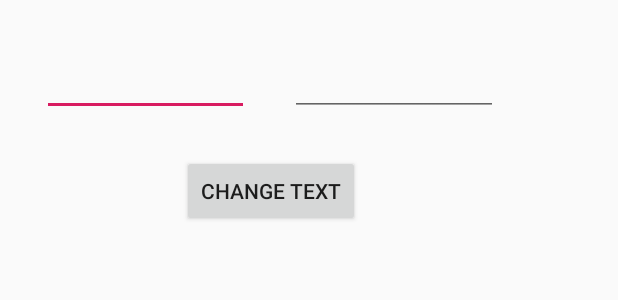
After one commit to amine775/MazAppli-x, an Android app: the layout lonlat_fragment.xml on its own in the app's theme, with its tools: preview values and no code run, on a phone screen of 412 x 824 dp. The commit adds this screen. Shown: the top 300 px of the screen. Run offline under Robolectric (Android 15) with nearby library versions, the phone set to English and light mode, and no system bars.

Commit message:
Start of debugging and api change

```diff
--- a/app/src/main/java/com/example/mazappli/controller/TextFragment.kt
+++ b/app/src/main/java/com/example/mazappli/controller/TextFragment.kt
@@ -1,10 +1,10 @@
 package com.example.mazappli.controller
 
 import android.os.Bundle
+import android.support.v4.app.Fragment
 import android.view.LayoutInflater
 import android.view.View
 import android.view.ViewGroup
-import androidx.fragment.app.Fragment
 import com.example.mazappli.R
 import kotlinx.android.synthetic.main.text_fragment.*
 
@@ -18,7 +18,7 @@ class TextFragment : Fragment() {
             R.layout.text_fragment,
             container, false)
     }
-    fun changeTextProperties(text: String)
+    fun changeTextProperties(text: String?)
     {
         text_fragment.text = text
     }
--- /dev/null
+++ b/app/src/main/res/layout/lonlat_fragment.xml
@@ -0,0 +1,65 @@
+<?xml version="1.0" encoding="utf-8"?>
+
+<RelativeLayout
+    xmlns:android="http://schemas.android.com/apk/res/android"
+    android:layout_width="match_parent"
+    android:layout_height="match_parent">
+
+    <EditText
+        android:id="@+id/lat_text"
+        android:layout_width="137dp"
+        android:layout_height="wrap_content"
+        android:layout_alignParentStart="true"
+        android:layout_alignParentLeft="true"
+        android:layout_alignParentTop="true"
+        android:layout_alignParentEnd="true"
+        android:layout_alignParentRight="true"
+        android:layout_marginStart="193dp"
+        android:layout_marginLeft="193dp"
+        android:layout_marginTop="32dp"
+        android:layout_marginEnd="80dp"
+        android:layout_marginRight="80dp"
+        android:ems="10"
+        android:inputType="text">
+
+        <requestFocus />
+    </EditText>
+
+
+    <EditText
+        android:id="@+id/lon_text"
+        android:layout_width="137dp"
+        android:layout_height="wrap_content"
+        android:layout_alignParentStart="true"
+        android:layout_alignParentLeft="true"
+        android:layout_alignParentTop="true"
+        android:layout_alignParentEnd="true"
+        android:layout_alignParentRight="true"
+        android:layout_marginStart="28dp"
+        android:layout_marginLeft="28dp"
+        android:layout_marginTop="32dp"
+        android:layout_marginEnd="246dp"
+        android:layout_marginRight="246dp"
+        android:ems="10"
+        android:inputType="text">
+
+        <requestFocus />
+    </EditText>
+
+    <Button
+        android:id="@+id/button1"
+        android:layout_width="wrap_content"
+        android:layout_height="wrap_content"
+        android:layout_below="@+id/lon_text"
+        android:layout_alignParentStart="true"
+        android:layout_alignParentLeft="true"
+        android:layout_alignParentEnd="true"
+        android:layout_alignParentRight="true"
+        android:layout_marginStart="121dp"
+        android:layout_marginLeft="121dp"
+        android:layout_marginTop="26dp"
+        android:layout_marginEnd="172dp"
+        android:layout_marginRight="172dp"
+        android:layout_marginBottom="-74dp"
+        android:text="Change Text" />
+</RelativeLayout>
--- a/build.gradle
+++ b/build.gradle
@@ -8,7 +8,7 @@ buildscript {
 
     }
     dependencies {
-        classpath 'com.android.tools.build:gradle:3.5.1'
+        classpath 'com.android.tools.build:gradle:3.4.1'
         classpath "org.jetbrains.kotlin:kotlin-gradle-plugin:$kotlin_version"
         // NOTE: Do not place your application dependencies here; they belong
         // in the individual module build.gradle files
--- a/settings.gradle
+++ b/settings.gradle
@@ -1,2 +1,2 @@
 include ':app'
-rootProject.name='MazAppli'
+rootProject.name='MazAppli-x'
```
Also changed, not shown: app/build.gradle (+9 -13 lines), app/src/main/java/com/example/mazappli/controller/APIWeather.kt (deleted, +0 -10 lines), app/src/main/java/com/example/mazappli/controller/LonLatFragment.kt (added, +45 -0 lines), app/src/main/java/com/example/mazappli/controller/MainActivity.kt (+50 -28 lines), app/src/main/java/com/example/mazappli/controller/ToolbarFragment.kt (deleted, +0 -70 lines), app/src/main/java/com/example/mazappli/controller/WeatherAPI.kt (deleted, +0 -11 lines), app/src/main/java/com/example/mazappli/controller/WeatherService.kt (added, +12 -0 lines), app/src/main/java/com/example/mazappli/schemaclass/Forecast.kt (deleted, +0 -7 lines), app/src/main/java/com/example/mazappli/schemaclass/Ville.kt (deleted, +0 -7 lines), app/src/main/java/com/example/mazappli/schemaclass/WeatherResponse.kt (added, +86 -0 lines), app/src/main/res/layout/activity_main.xml (+11 -7 lines), app/src/main/res/layout/toolbar_fragment.xml (deleted, +0 -38 lines).
